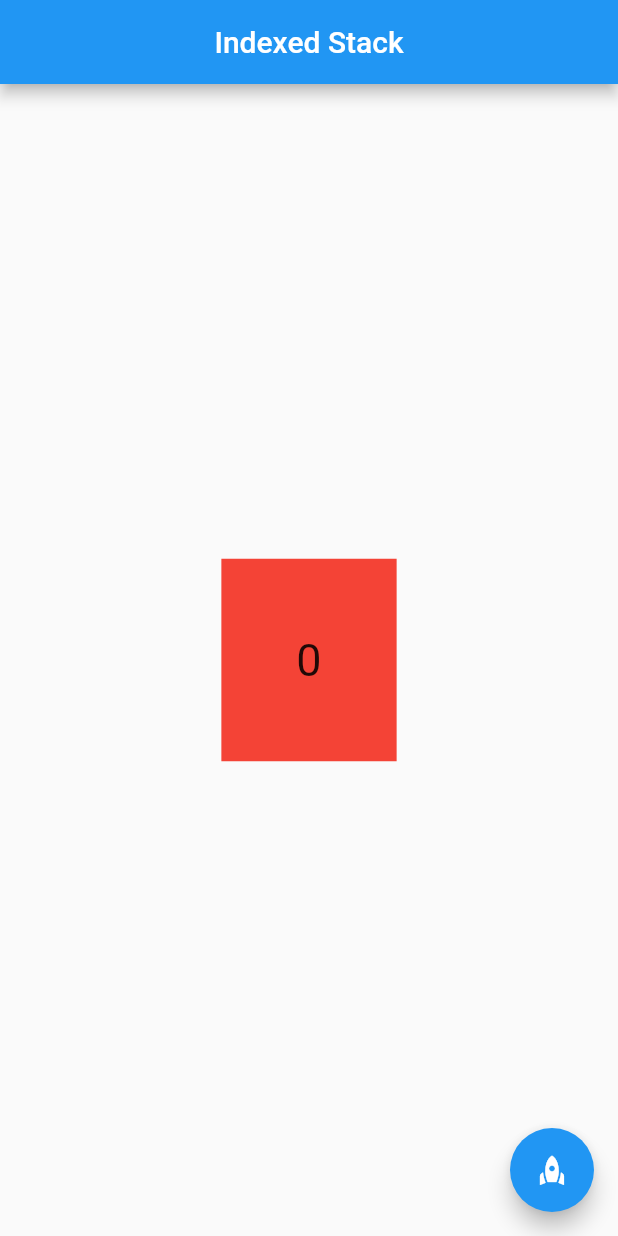
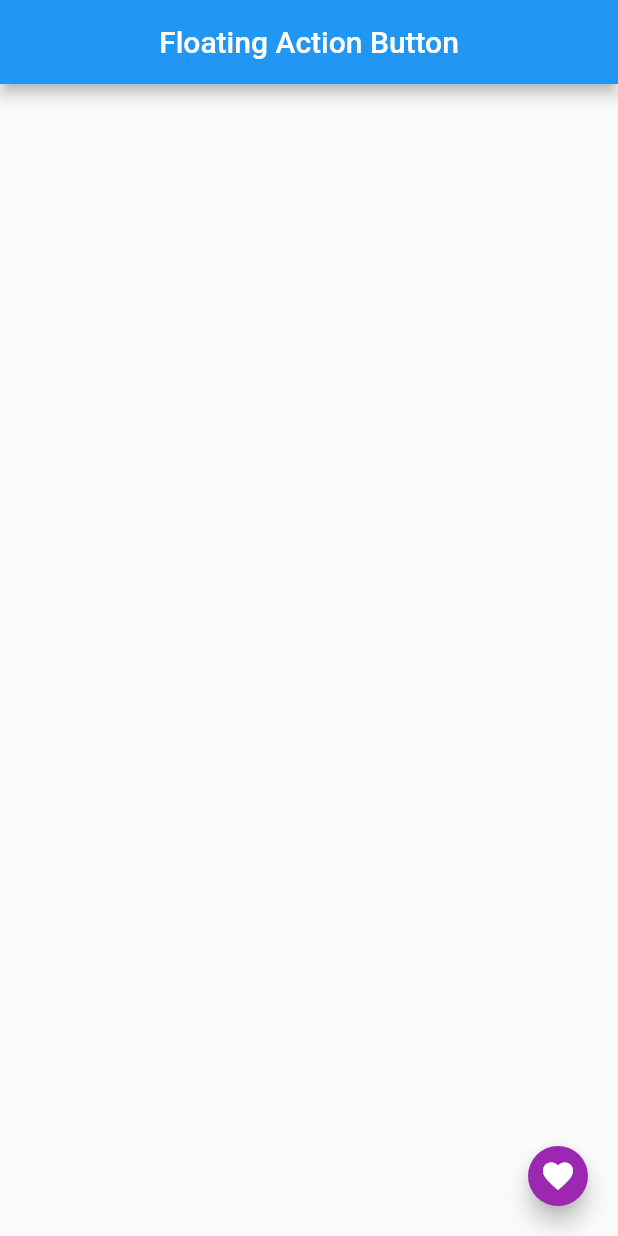
Before and after one commit to NazmulHasan0/widgetss, a Flutter app: the screen it shows after launch, on a phone screen of 412 x 824 dp. Run offline on Flutter 3.47's test engine with Material 2 defaults, Android fonts, the phone set to English and light mode, and no system bars; our stand-ins replace curved_navigation_bar, lottie, rive.

Commit message:
first commit

```diff
--- /dev/null
+++ b/lib/FloatingActionButton/floatingactionbutton_.dart
@@ -0,0 +1,20 @@
+import 'package:flutter/material.dart';
+
+class FloatingActionButton_ extends StatelessWidget {
+  const FloatingActionButton_({super.key});
+
+  @override
+  Widget build(BuildContext context) {
+    return Scaffold(
+      appBar: AppBar(title: Text("Floating Action Button"), centerTitle: true),
+      body: null,
+      floatingActionButton: FloatingActionButton(
+        backgroundColor: Colors.purple,
+        splashColor: Colors.yellow,
+        mini: true, // FAB ছোট হয়ে যাবে
+        onPressed: () {},
+        child: Icon(Icons.favorite),
+      ),
+    );
+  }
+}
--- a/lib/main.dart
+++ b/lib/main.dart
@@ -1,7 +1,7 @@
 // ignore_for_file: prefer_const_constructors
 
 import 'package:flutter/material.dart';
-import 'package:google_fonts/google_fonts.dart';
+// import 'package:google_fonts/google_fonts.dart';
 import 'package:widgetss/Align_/align_.dart';
 import 'package:widgetss/Animation_/animated_align.dart';
 import 'package:widgetss/Animation_/animated_container.dart';
@@ -13,6 +13,7 @@ import 'package:widgetss/Animation_/hero_animation1_.dart';
 import 'package:widgetss/BottomNavigationBar_/bottomNavBar_.dart';
 import 'package:widgetss/Card_/card_.dart';
 import 'package:widgetss/DefaultTabController_/defaulttabcontroller_.dart';
+import 'package:widgetss/FloatingActionButton/floatingactionbutton_.dart';
 import 'package:widgetss/GridView_Builder_/gridviewbuilder_.dart';
 import 'package:widgetss/Indexed_Stack/indexed_stack_.dart';
 import 'package:widgetss/ListTile_/listtile_.dart';
@@ -36,8 +37,9 @@ class MyApp extends StatelessWidget {
     return MaterialApp(
       debugShowCheckedModeBanner: false,
       title: 'Flutter Demo',
-      initialRoute: 'Myindexedstack_',
+      initialRoute: '/FloatingActionButton_',
       routes: {
+        '/FloatingActionButton_': (context) => FloatingActionButton_(),
         Myindexedstack_.path: (context) => Myindexedstack_(),
         '/Page1_': (context) => Page1_(),
         '/Page2_': (context) => Page2_(),
```
Also changed, not shown: pubspec.lock.
